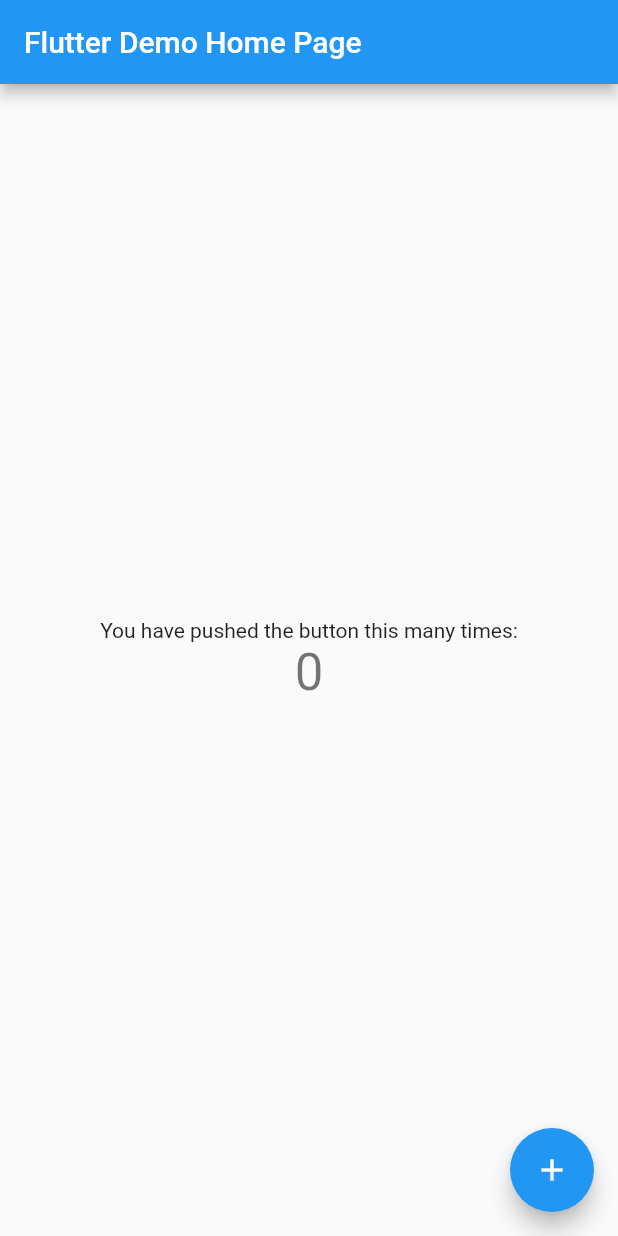
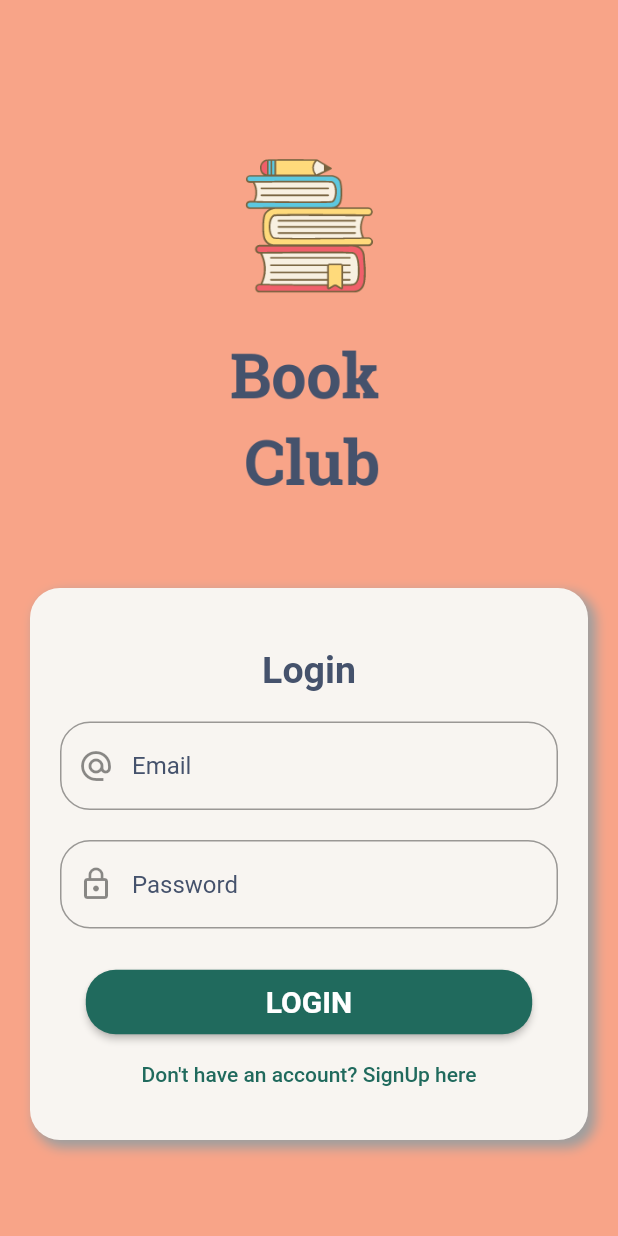
Before and after one commit to mahimaprakash/bookClub, a Flutter app: the screen it shows after launch, on a phone screen of 412 x 824 dp. Run offline on Flutter 3.47's test engine with Material 2 defaults, Android fonts, the phone set to English and light mode, and no system bars.

Commit message:
login and signup ui

```diff
--- a/lib/main.dart
+++ b/lib/main.dart
@@ -1,3 +1,5 @@
+import 'package:bookclub/screens/login/login.dart';
+import 'package:bookclub/utils/ourTheme.dart';
 import 'package:flutter/material.dart';
 
 void main() {
@@ -9,105 +11,9 @@
   @override
   Widget build(BuildContext context) {
     return MaterialApp(
-      title: 'Flutter Demo',
-      theme: ThemeData(
-        // This is the theme of your application.
-        //
-        // Try running your application with "flutter run". You'll see the
-        // application has a blue toolbar. Then, without quitting the app, try
-        // changing the primarySwatch below to Colors.green and then invoke
-        // "hot reload" (press "r" in the console where you ran "flutter run",
-        // or simply save your changes to "hot reload" in a Flutter IDE).
-        // Notice that the counter didn't reset back to zero; the application
-        // is not restarted.
-        primarySwatch: Colors.blue,
-      ),
-      home: MyHomePage(title: 'Flutter Demo Home Page'),
+      debugShowCheckedModeBanner: false,
+      theme: OurTheme().buildTheme(),
+      home: MyLogin(),
     );
   }
 }
-
-class MyHomePage extends StatefulWidget {
-  MyHomePage({Key key, this.title}) : super(key: key);
-
-  // This widget is the home page of your application. It is stateful, meaning
-  // that it has a State object (defined below) that contains fields that affect
-  // how it looks.
-
-  // This class is the configuration for the state. It holds the values (in this
-  // case the title) provided by the parent (in this case the App widget) and
-  // used by the build method of the State. Fields in a Widget subclass are
-  // always marked "final".
-
-  final String title;
-
-  @override
-  _MyHomePageState createState() => _MyHomePageState();
-}
-
-class _MyHomePageState extends State<MyHomePage> {
-  int _counter = 0;
-
-  void _incrementCounter() {
-    setState(() {
-      // This call to setState tells the Flutter framework that something has
-      // changed in this State, which causes it to rerun the build method below
-      // so that the display can reflect the updated values. If we changed
-      // _counter without calling setState(), then the build method would not be
-      // called again, and so nothing would appear to happen.
-      _counter++;
-    });
-  }
-
-  @override
-  Widget build(BuildContext context) {
-    // This method is rerun every time setState is called, for instance as done
-    // by the _incrementCounter method above.
-    //
-    // The Flutter framework has been optimized to make rerunning build methods
-    // fast, so that you can just rebuild anything that needs updating rather
-    // than having to individually change instances of widgets.
-    return Scaffold(
-      appBar: AppBar(
-        // Here we take the value from the MyHomePage object that was created by
-        // the App.build method, and use it to set our appbar title.
-        title: Text(widget.title),
-      ),
-      body: Center(
-        // Center is a layout widget. It takes a single child and positions it
-        // in the middle of the parent.
-        child: Column(
-          // Column is also a layout widget. It takes a list of children and
-          // arranges them vertically. By default, it sizes itself to fit its
-          // children horizontally, and tries to be as tall as its parent.
-          //
-          // Invoke "debug painting" (press "p" in the console, choose the
-          // "Toggle Debug Paint" action from the Flutter Inspector in Android
-          // Studio, or the "Toggle Debug Paint" command in Visual Studio Code)
-          // to see the wireframe for each widget.
-          //
-          // Column has various properties to control how it sizes itself and
-          // how it positions its children. Here we use mainAxisAlignment to
-          // center the children vertically; the main axis here is the vertical
-          // axis because Columns are vertical (the cross axis would be
-          // horizontal).
-          mainAxisAlignment: MainAxisAlignment.center,
-          children: <Widget>[
-            Text(
-              'You have pushed the button this many times:',
-            ),
-            Text(
-              '$_counter',
-              style: Theme.of(context).textTheme.headline4,
-            ),
-          ],
-        ),
-      ),
-      floatingActionButton: FloatingActionButton(
-        onPressed: _incrementCounter,
-        tooltip: 'Increment',
-        child: Icon(Icons.add),
-      ), // This trailing comma makes auto-formatting nicer for build methods.
-    );
-  }
-}
--- /dev/null
+++ b/lib/screens/login/local widgets/loginForm.dart
@@ -0,0 +1,63 @@
+import 'package:bookclub/screens/signup/signup.dart';
+import 'package:bookclub/widgets/ourContainer.dart';
+import 'package:flutter/material.dart';
+
+class MyLoginForm extends StatelessWidget {
+  @override
+  Widget build(BuildContext context) {
+    return MyContainer(
+      child: Column(
+        children: <Widget>[
+          Padding(
+            padding: EdgeInsets.symmetric(vertical: 20.0, horizontal: 8.0),
+            child: Text(
+              "Login",
+              style: TextStyle(
+                color: Theme.of(context).secondaryHeaderColor,
+                fontSize: 25.0,
+                fontWeight: FontWeight.bold,
+              ),
+            ),
+          ),
+          TextFormField(
+            decoration: InputDecoration(
+                prefixIcon: Icon(Icons.alternate_email), hintText: "Email"),
+          ),
+          SizedBox(
+            height: 20.0,
+          ),
+          TextFormField(
+            decoration: InputDecoration(
+                prefixIcon: Icon(Icons.lock_outline), hintText: "Password"),
+            obscureText: true,
+          ),
+          SizedBox(
+            height: 25.0,
+          ),
+          ElevatedButton(
+              onPressed: () {},
+              child: Padding(
+                padding: EdgeInsets.symmetric(horizontal: 100.0, vertical: 10),
+                child: Text(
+                  "LOGIN",
+                  style: TextStyle(
+                      color: Colors.white,
+                      fontWeight: FontWeight.bold,
+                      fontSize: 20.0),
+                ),
+              )),
+          TextButton(
+            onPressed: () {
+              Navigator.of(context)
+                  .push(MaterialPageRoute(builder: (context) => MySignup()));
+            },
+            //materialTapTargetSize: MaterialTapTargetSize.shrinkWrap,
+            child: Text(
+              "Don't have an account? SignUp here",
+            ),
+          )
+        ],
+      ),
+    );
+  }
+}
--- /dev/null
+++ b/lib/screens/login/login.dart
@@ -0,0 +1,31 @@
+import 'package:bookclub/screens/login/local%20widgets/loginForm.dart';
+import 'package:flutter/material.dart';
+
+class MyLogin extends StatelessWidget {
+  @override
+  Widget build(BuildContext context) {
+    return Scaffold(
+      body: Row(
+        mainAxisAlignment: MainAxisAlignment.center,
+        children: <Widget>[
+          Expanded(
+              child: ListView(
+            padding: EdgeInsets.all(20),
+            children: <Widget>[
+              Padding(
+                padding: EdgeInsets.all(40),
+                child: Image.asset(
+                  "assets/Cheers.png",
+                ),
+              ),
+              // SizedBox(
+              //   height: 20.0,
+              // ),
+              MyLoginForm(),
+            ],
+          ))
+        ],
+      ),
+    );
+  }
+}
--- /dev/null
+++ b/lib/utils/ourTheme.dart
@@ -0,0 +1,43 @@
+import 'package:flutter/material.dart';
+
+class OurTheme {
+  Color _peach = Color(0xFFF8A488);
+  Color _blue = Color(0xFF45526c);
+  Color _green = Color(0xFF206a5d);
+
+  ThemeData buildTheme() {
+    return ThemeData(
+        canvasColor: _peach,
+        primaryColor: _peach,
+        accentColor: _green,
+        secondaryHeaderColor: _blue,
+        hintColor: _blue,
+        inputDecorationTheme: InputDecorationTheme(
+          border: OutlineInputBorder(
+            borderRadius: BorderRadius.circular(20.0),
+            borderSide: BorderSide(
+              color: _peach,
+            ),
+          ),
+          focusedBorder: OutlineInputBorder(
+            borderRadius: BorderRadius.circular(20.0),
+            borderSide: BorderSide(
+              color: _peach,
+            ),
+          ),
+        ),
+        elevatedButtonTheme: ElevatedButtonThemeData(
+          style: ButtonStyle(
+            backgroundColor: MaterialStateProperty.all(Color(0xFF206a5d)),
+            padding:
+                MaterialStateProperty.all(EdgeInsets.symmetric(horizontal: 20)),
+            shape: MaterialStateProperty.all(RoundedRectangleBorder(
+                borderRadius: BorderRadius.circular(20))),
+          ),
+        ),
+        textButtonTheme: TextButtonThemeData(
+          style: ButtonStyle(
+              foregroundColor: MaterialStateProperty.all(Color(0xFF206a5d))),
+        ));
+  }
+}
--- /dev/null
+++ b/lib/widgets/ourContainer.dart
@@ -0,0 +1,24 @@
+import 'package:flutter/material.dart';
+
+class MyContainer extends StatelessWidget {
+  final Widget child;
+
+  const MyContainer({Key key, this.child}) : super(key: key);
+  @override
+  Widget build(BuildContext context) {
+    return Container(
+      padding: EdgeInsets.all(20.0),
+      decoration: BoxDecoration(
+          color: Color(0xFFf8f5f1),
+          borderRadius: BorderRadius.circular(20.0),
+          boxShadow: [
+            BoxShadow(
+                color: Colors.grey,
+                blurRadius: 6.0,
+                spreadRadius: 1.0,
+                offset: Offset(4.0, 4.0))
+          ]),
+      child: child,
+    );
+  }
+}
--- a/pubspec.yaml
+++ b/pubspec.yaml
@@ -45,9 +45,9 @@
   uses-material-design: true
 
   # To add assets to your application, add an assets section, like this:
-  # assets:
-  #   - images/a_dot_burr.jpeg
-  #   - images/a_dot_ham.jpeg
+  assets:
+    - assets/
+
 
   # An image asset can refer to one or more resolution-specific "variants", see
   # https://flutter.dev/assets-and-images/#resolution-aware.
```
Also changed, not shown: lib/screens/signup/local widgets/signupForm.dart (added, +68 -0 lines), lib/screens/signup/signup.dart (added, +31 -0 lines), assets/Cheers.png (added).
